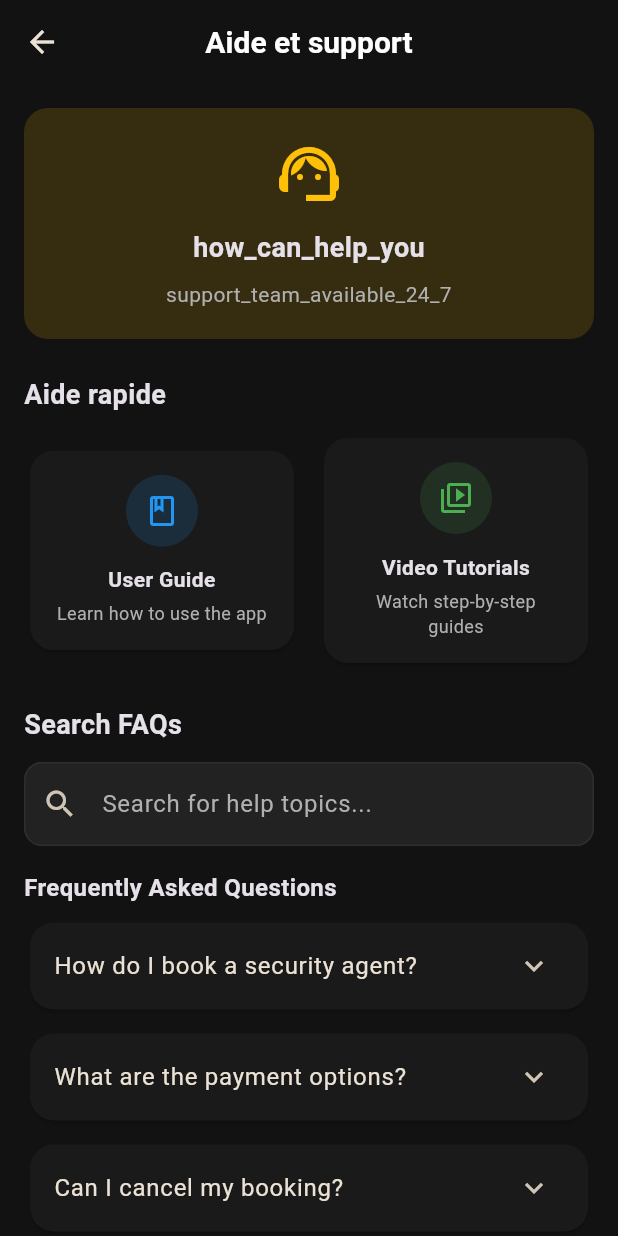
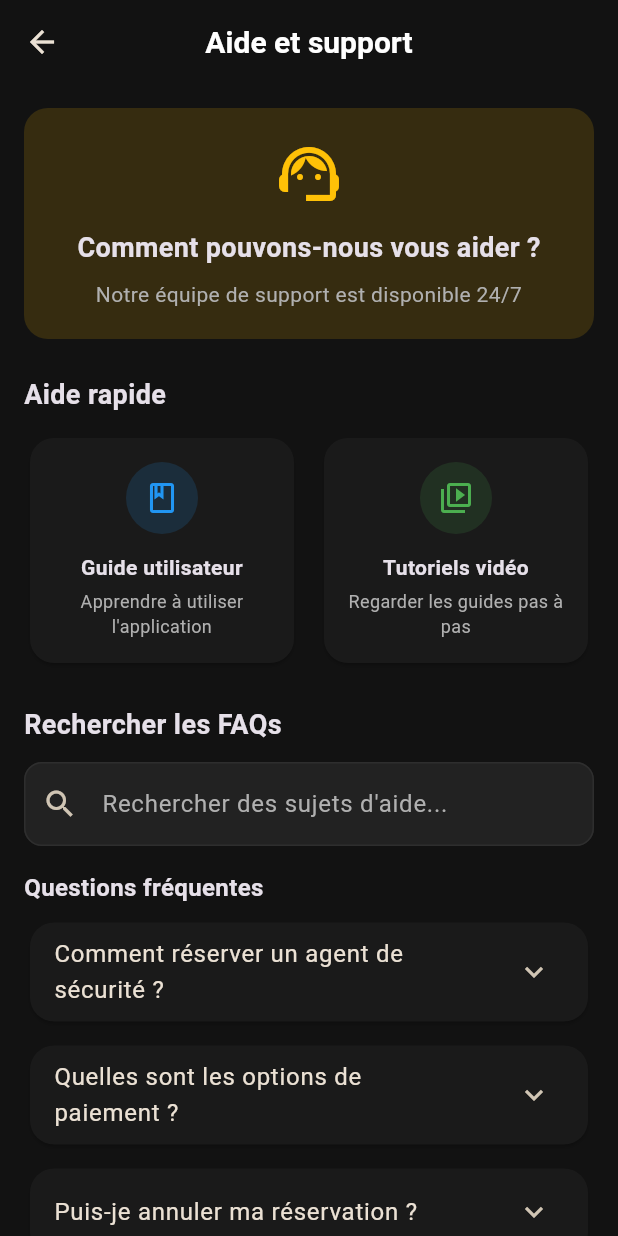
Before and after one commit to akoun-dev/zibene_security, a Flutter app: the HelpSupportScreen screen opened directly, on a phone screen of 412 x 824 dp. Run offline on Flutter 3.47's test engine with Material 3 defaults, Android fonts, the light colour scheme and no system bars; our stand-ins replace cloud_firestore, firebase_auth, firebase_core, firebase_storage, flutter_local_notifications, flutter_map and 4 more; missing offline and left inert: flutter_stripe; accounts and stored records are empty.

Commit message:
feat(i18n): ajouter la traduction française pour l'écran d'aide et support
Ajout des clés de traduction pour l'écran d'aide et support dans le fichier app_translations.dart.
Remplacement des textes en dur dans help_support_screen.dart par des appels aux traductions.
Ajout des nouvelles chaînes de traduction pour les éléments de l'interface utilisateur.

```diff
--- a/lib/screens/user/help_support_screen.dart
+++ b/lib/screens/user/help_support_screen.dart
@@ -62,8 +62,8 @@ class HelpSupportScreen extends StatelessWidget {
                 Expanded(
                   child: _HelpCard(
                     icon: Icons.book_outlined,
-                    title: 'User Guide',
-                    subtitle: 'Learn how to use the app',
+                    title: 'user_guide'.t(context),
+                    subtitle: 'learn_how_to_use_app'.t(context),
                     color: AppColors.info,
                     onTap: () {},
                   ),
@@ -72,8 +72,8 @@ class HelpSupportScreen extends StatelessWidget {
                 Expanded(
                   child: _HelpCard(
                     icon: Icons.video_library_outlined,
-                    title: 'Video Tutorials',
-                    subtitle: 'Watch step-by-step guides',
+                    title: 'video_tutorials'.t(context),
+                    subtitle: 'watch_step_by_step_guides'.t(context),
                     color: AppColors.success,
                     onTap: () {},
                   ),
@@ -81,52 +81,52 @@ class HelpSupportScreen extends StatelessWidget {
               ],
             ),
             const SizedBox(height: 24),
-            const Text(
-              'Search FAQs',
-              style: TextStyle(
+            Text(
+              'search_faqs'.t(context),
+              style: const TextStyle(
                 fontSize: 18,
                 fontWeight: FontWeight.bold,
               ),
             ),
             const SizedBox(height: 12),
             TextField(
-              decoration: const InputDecoration(
-                hintText: 'Search for help topics...',
-                prefixIcon: Icon(Icons.search),
+              decoration: InputDecoration(
+                hintText: 'search_faqs_placeholder'.t(context),
+                prefixIcon: const Icon(Icons.search),
               ),
             ),
             const SizedBox(height: 16),
-            const Text(
-              'Frequently Asked Questions',
-              style: TextStyle(
+            Text(
+              'frequently_asked_questions'.t(context),
+              style: const TextStyle(
                 fontSize: 16,
                 fontWeight: FontWeight.bold,
               ),
             ),
             const SizedBox(height: 8),
-            const _Faq(
-              title: 'How do I book a security agent?',
-              content: 'To book a security agent, go to the "Find Agents" tab, browse available agents, select your preferred agent, choose your date and time, and confirm your booking.',
+            _Faq(
+              title: 'faq_booking_title'.t(context),
+              content: 'faq_booking_content'.t(context),
             ),
             const SizedBox(height: 8),
-            const _Faq(
-              title: 'What are the payment options?',
-              content: 'We accept all major credit cards, debit cards, PayPal, Apple Pay, and bank transfers. All payments are processed securely.',
+            _Faq(
+              title: 'faq_payment_title'.t(context),
+              content: 'faq_payment_content'.t(context),
             ),
             const SizedBox(height: 8),
-            const _Faq(
-              title: 'Can I cancel my booking?',
-              content: 'Yes, you can cancel your booking up to 24 hours before the scheduled time for a full refund. Cancellations within 24 hours may incur a fee.',
+            _Faq(
+              title: 'faq_cancellation_title'.t(context),
+              content: 'faq_cancellation_content'.t(context),
             ),
             const SizedBox(height: 8),
-            const _Faq(
-              title: 'How are agents verified?',
-              content: 'All our security agents undergo thorough background checks, certification verification, and in-person interviews before being approved.',
+            _Faq(
+              title: 'faq_verification_title'.t(context),
+              content: 'faq_verification_content'.t(context),
             ),
             const SizedBox(height: 24),
-            const Text(
-              'Contact Support',
-              style: TextStyle(
+            Text(
+              'contact_support'.t(context),
+              style: const TextStyle(
                 fontSize: 18,
                 fontWeight: FontWeight.bold,
               ),
@@ -152,12 +152,12 @@ class HelpSupportScreen extends StatelessWidget {
                           ),
                         ),
                         const SizedBox(width: 12),
-                        const Expanded(
+                        Expanded(
                           child: Column(
                             crossAxisAlignment: CrossAxisAlignment.start,
                             children: [
                               Text(
-                                '24/7 Support Line',
+                                'support_line_24_7'.t(context),
                                 style: TextStyle(
                                   fontWeight: FontWeight.bold,
                                 ),
@@ -194,33 +194,33 @@ class HelpSupportScreen extends StatelessWidget {
                 child: Column(
                   crossAxisAlignment: CrossAxisAlignment.start,
                   children: [
-                    const Text(
-                      'Send us a message',
-                      style: TextStyle(
+                    Text(
+                      'send_us_message'.t(context),
+                      style: const TextStyle(
                         fontSize: 16,
                         fontWeight: FontWeight.bold,
                       ),
                     ),
                     const SizedBox(height: 12),
                     TextField(
-                      decoration: const InputDecoration(
-                        hintText: 'Your Email',
-                        prefixIcon: Icon(Icons.email_outlined),
+                      decoration: InputDecoration(
+                        hintText: 'your_email'.t(context),
+                        prefixIcon: const Icon(Icons.email_outlined),
                       ),
                     ),
                     const SizedBox(height: 12),
                     TextField(
-                      decoration: const InputDecoration(
-                        hintText: 'Subject',
-                        prefixIcon: Icon(Icons.subject_outlined),
+                      decoration: InputDecoration(
+                        hintText: 'subject'.t(context),
+                        prefixIcon: const Icon(Icons.subject_outlined),
                       ),
                     ),
                     const SizedBox(height: 12),
                     TextField(
                       maxLines: 4,
-                      decoration: const InputDecoration(
-                        hintText: 'Describe your issue...',
-                        prefixIcon: Icon(Icons.message_outlined),
+                      decoration: InputDecoration(
+                        hintText: 'describe_your_issue'.t(context),
+                        prefixIcon: const Icon(Icons.message_outlined),
                       ),
                     ),
                     const SizedBox(height: 12),
@@ -236,9 +236,9 @@ class HelpSupportScreen extends StatelessWidget {
               ),
             ),
             const SizedBox(height: 24),
-            const Text(
-              'Legal Information',
-              style: TextStyle(
+            Text(
+              'legal_information'.t(context),
+              style: const TextStyle(
                 fontSize: 18,
                 fontWeight: FontWeight.bold,
               ),
--- a/lib/utils/app_translations.dart
+++ b/lib/utils/app_translations.dart
@@ -235,7 +235,7 @@ class AppTranslations {
   // ============= AGENT MANAGEMENT =============
   static const Map<String, String> agent = {
     // Agent Search
-    'find_agent': 'Trouver un agent',
+    'find_an_agent': 'Trouver un agent',
     'search_by_name_location': 'Rechercher par nom, lieu...',
     'all_filters': 'Tous les filtres',
 
@@ -385,6 +385,34 @@ class AppTranslations {
     'contact_email': 'contact@zibenesecurity.com',
     'contact_phone': '+1 (234) 567-890',
     'contact_address': '123 Avenue de la Sécurité, Bureau 100, Métropole, ST 12345',
+
+    // Help Screen translations
+    'how_can_help_you': 'Comment pouvons-nous vous aider ?',
+    'support_team_available_24_7': 'Notre équipe de support est disponible 24/7',
+    'learn_how_to_use_app': 'Apprendre à utiliser l\'application',
+    'watch_step_by_step_guides': 'Regarder les guides pas à pas',
+    'search_faqs': 'Rechercher les FAQs',
+    'search_for_help_topics': 'Rechercher des sujets d\'aide...',
+    'frequently_asked_questions': 'Questions Fréquemment Posées',
+    'user_guide': 'Guide Utilisateur',
+    'video_tutorials': 'Tutoriels Vidéo',
+    'faq_booking_title': 'Comment réserver un agent de sécurité ?',
+    'faq_booking_content': 'Pour réserver un agent de sécurité, allez dans l\'onglet "Trouver des agents", parcourez les agents disponibles, sélectionnez votre agent préféré, choisissez votre date et heure, et confirmez votre réservation.',
+    'faq_payment_title': 'Quelles sont les options de paiement ?',
+    'faq_payment_content': 'Nous acceptons toutes les cartes de crédit majeures, les cartes de débit, PayPal, Apple Pay et les virements bancaires. Tous les paiements sont traités de manière sécurisée.',
+    'faq_cancellation_title': 'Puis-je annuler ma réservation ?',
+    'faq_cancellation_content': 'Oui, vous pouvez annuler votre réservation jusqu\'à 24 heures avant l\'heure prévue pour un remboursement complet. Les annulations dans les 24 heures peuvent entraîner des frais.',
+    'faq_verification_title': 'Comment les agents sont-ils vérifiés ?',
+    'faq_verification_content': 'Tous nos agents de sécurité subissent des vérifications d\'antécédents approfondies, une vérification des certifications et des entretiens en personne avant d\'être approuvés.',
+    'support_line_24_7': 'Ligne de Support 24/7',
+    'call_now': 'Appeler maintenant',
+    'send_us_message': 'Envoyez-nous un message',
+    'your_email': 'Votre Email',
+    'subject': 'Sujet',
+    'describe_your_issue': 'Décrivez votre problème...',
+    'send_message': 'Envoyer le message',
+    'legal_information': 'Informations Légales',
+    'search_faqs_placeholder': 'Rechercher des sujets d\'aide...',
   };
 
   // ============= NOTIFICATIONS =============
```
